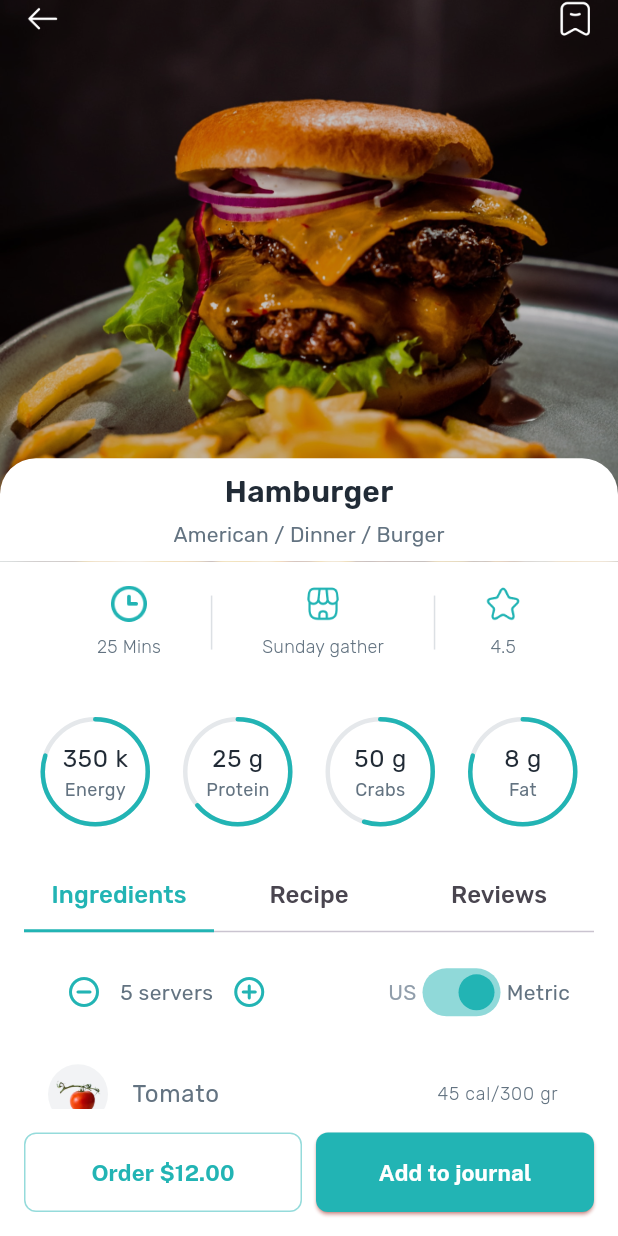
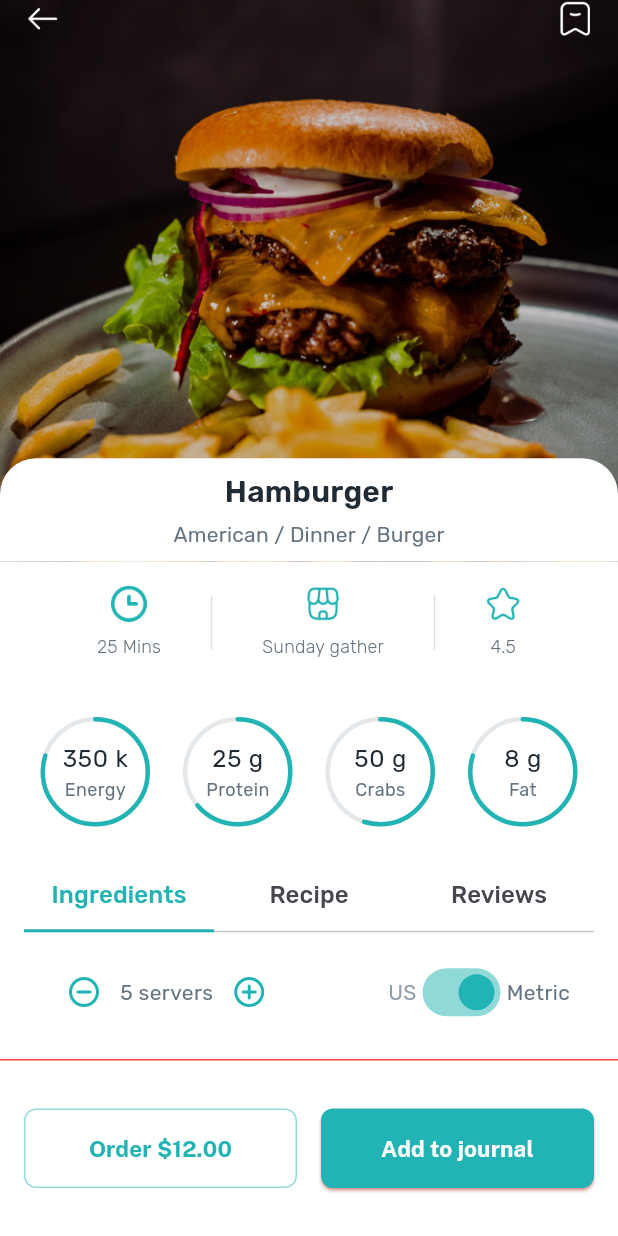
Before and after one commit to jadaliha/pomegranet_flutter, a Flutter app: the screen it shows after launch, on a phone screen of 412 x 824 dp. Run offline on Flutter 3.47's test engine with Material 3 defaults, Android fonts, the light colour scheme and no system bars; our stand-ins replace dio, equatable, flutter_bloc, google_fonts.

Commit message:
fix: sticky container

```diff
--- a/lib/main.dart
+++ b/lib/main.dart
@@ -294,12 +294,18 @@ class _RecipePageState extends State<RecipePage> {
               ),
             ),
           ),
-          Padding(
-            padding: const EdgeInsets.all(16.0),
+          Container(
+            padding: const EdgeInsets.symmetric(vertical: 32, horizontal: 16),
+            decoration: const BoxDecoration(
+              border: Border(
+                top: BorderSide(color: Colors.red),
+              ),
+            ),
             child: Row(
               mainAxisAlignment: MainAxisAlignment.spaceBetween,
               children: [
-                OutlinedButton(
+                Expanded(
+                  child: OutlinedButton(
                     onPressed: () {},
                     style: OutlinedButton.styleFrom(
                       side: BorderSide(
@@ -309,8 +315,7 @@ class _RecipePageState extends State<RecipePage> {
                         borderRadius: BorderRadius.circular(8.0),
                       ),
                     ),
-                  child: Container(
-                    width: MediaQuery.of(context).size.width / 3,
+                    child: Padding(
                       padding: const EdgeInsets.symmetric(vertical: 16),
                       child: Text(
                         'Order \$12.00',
@@ -325,21 +330,26 @@ class _RecipePageState extends State<RecipePage> {
                       ),
                     ),
                   ),
-                ElevatedButton(
+                ),
+                const SizedBox(
+                  width: 16,
+                ),
+                Expanded(
+                  child: ElevatedButton(
                     onPressed: () {},
                     style: ButtonStyle(
                         backgroundColor: const MaterialStatePropertyAll(
                           Color(0xFF22B4B4),
                         ),
-                      shape: MaterialStateProperty.all<RoundedRectangleBorder>(
+                        shape:
+                            MaterialStateProperty.all<RoundedRectangleBorder>(
                           RoundedRectangleBorder(
                             borderRadius: BorderRadius.circular(8.0),
                           ),
                         ),
                         shadowColor:
                             MaterialStateProperty.all<Color>(Colors.red)),
-                  child: Container(
-                    width: MediaQuery.of(context).size.width / 3,
+                    child: Padding(
                       padding: const EdgeInsets.symmetric(vertical: 16),
                       child: Text(
                         'Add to journal',
@@ -349,6 +359,7 @@ class _RecipePageState extends State<RecipePage> {
                             fontSize: 15,
                             fontWeight: FontWeight.bold,
                             color: Colors.white,
+                          ),
                         ),
                       ),
                     ),
```
Lines whose indentation alone changed are shown as unchanged.
